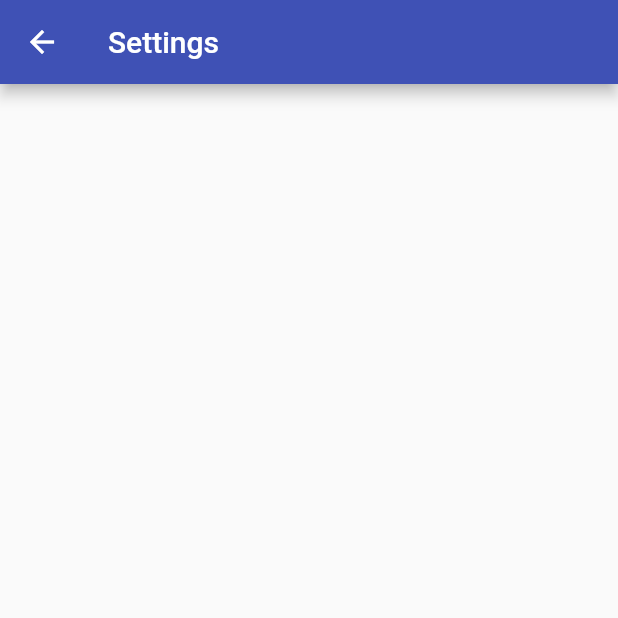
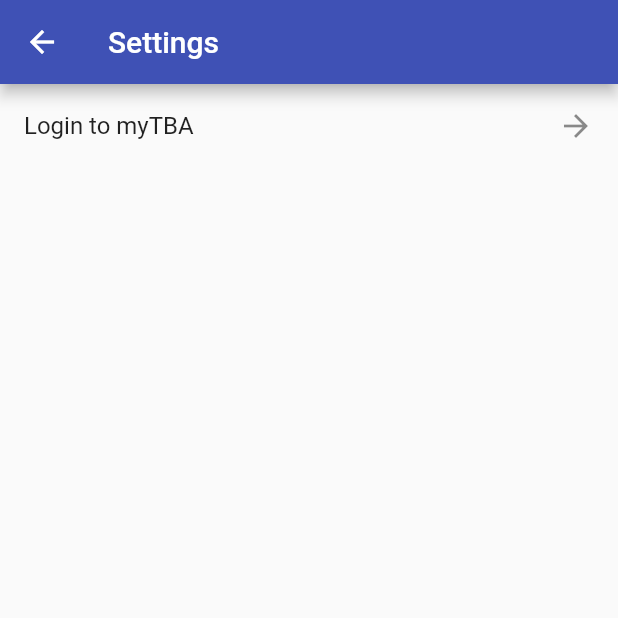
Before and after one commit to RyanHir/TheBlueAlliance-UniveralApp, a Flutter app: the Settings screen opened by its route, on a phone screen of 412 x 824 dp, the top half of it. Run offline on Flutter 3.47's test engine with Material 2 defaults, Android fonts, the phone set to English and light mode, and no system bars.

Commit message:
Add login button

```diff
--- a/lib/UI/Views/Settings.dart
+++ b/lib/UI/Views/Settings.dart
@@ -5,6 +5,15 @@
   Widget build(BuildContext context) {
     return new Scaffold(
       appBar: AppBar(title: Text("Settings")),
+      body: ListView(
+        children: [
+          ListTile(
+            title: Text("Login to myTBA"),
+            trailing: Icon(Icons.arrow_forward),
+            onTap: () => Navigator.pushNamed(context, "/settings/login"),
+          )
+        ],
+      )
     );
   }
 }
```
